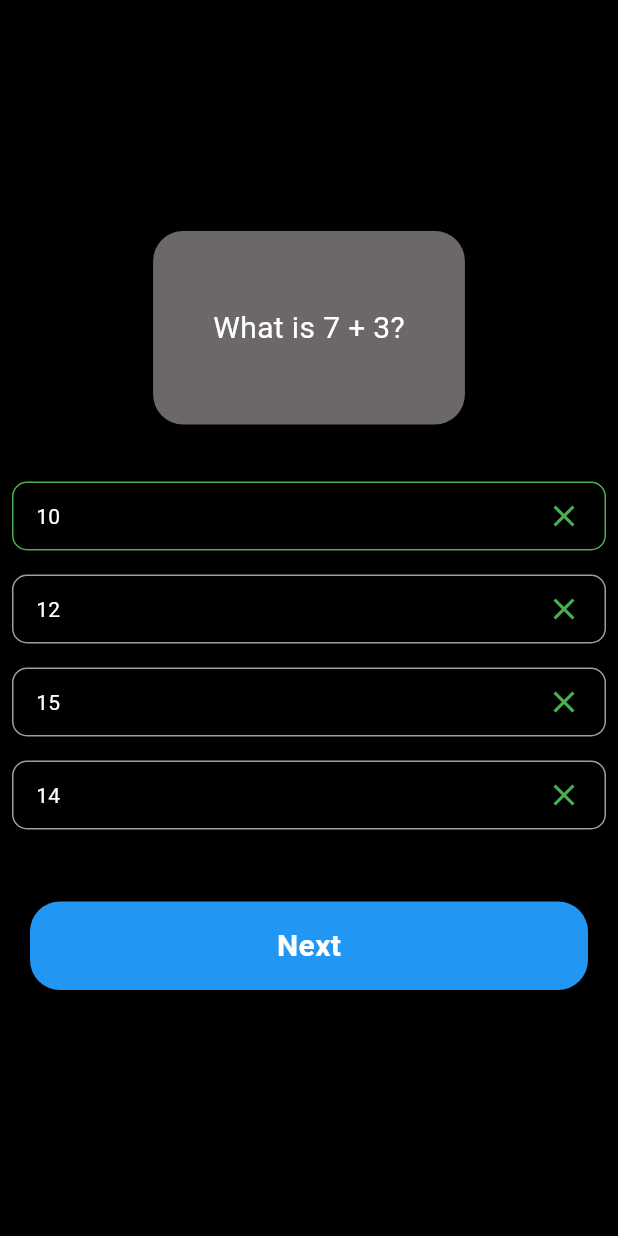
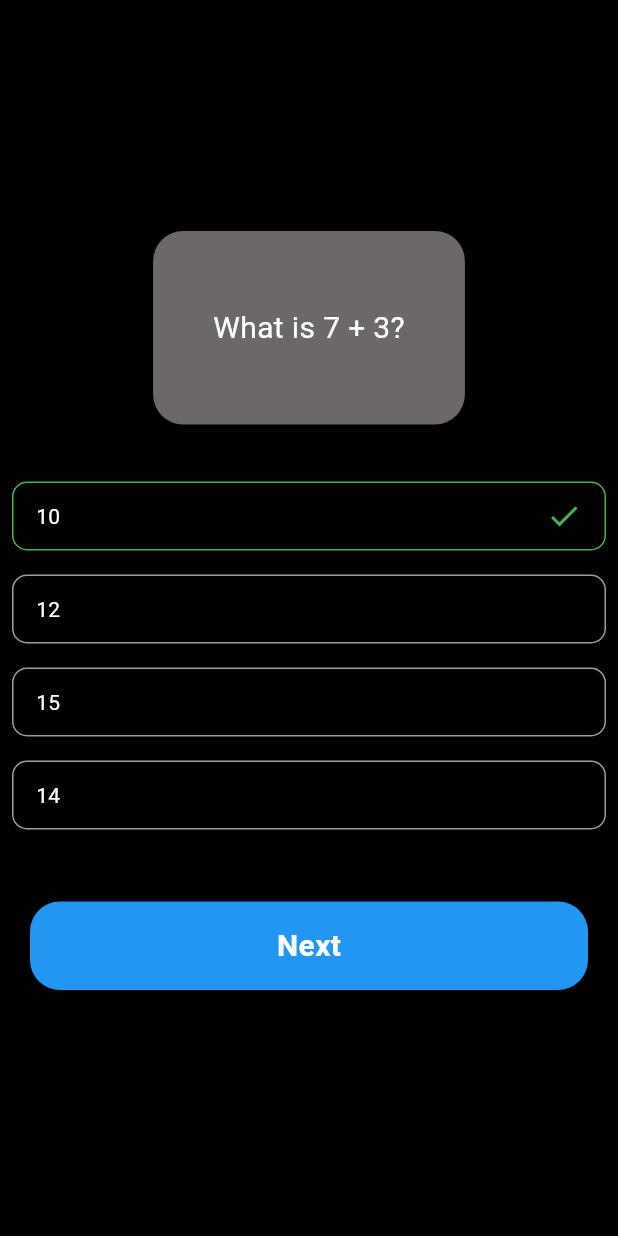
Before and after one commit to Poornima2610/quiz_App, a Flutter app: the screen it shows after launch, after a tap on "Next", after a tap on "10", on a phone screen of 412 x 824 dp. Run offline on Flutter 3.47's test engine with Material 3 defaults, Android fonts, the phone set to English and light mode, and no system bars.

```diff
--- a/lib/view/home_screen/home_screen.dart
+++ b/lib/view/home_screen/home_screen.dart
@@ -1,5 +1,6 @@
 import 'package:flutter/material.dart';
 import 'package:flutter_application_1/controller/home_screen_controller.dart';
+import 'package:flutter_application_1/view/persontage_screen/persontage_screen.dart';
 
 class HomeScreen extends StatefulWidget {
   const HomeScreen({super.key});
@@ -11,6 +12,7 @@ class HomeScreen extends StatefulWidget {
 class _HomeScreenState extends State<HomeScreen> {
   int currentquestionindex = 0;
   int? selectedAnswerIndex;
+  int rightAnsCount=0;
   @override
   Widget build(BuildContext context) {
     return Scaffold(
@@ -43,13 +45,16 @@ class _HomeScreenState extends State<HomeScreen> {
                 4,
                 (index) => InkWell(
                       onTap: () {
-                        if(selectedAnswerIndex==null){
-                          selectedAnswerIndex=index;
-                          print(selectedAnswerIndex);
+                        if (selectedAnswerIndex == null) {
+                          selectedAnswerIndex = index;
+
+                          if(selectedAnswerIndex==HomeScreenController.questionsData[currentquestionindex].correctAnsInd){
+                            rightAnsCount++;
+                          }
+
+                          print(rightAnsCount);
                           setState(() {});
                         }
-
-
                       },
                       child: Padding(
                         padding: const EdgeInsets.all(8.0),
@@ -58,15 +63,22 @@ class _HomeScreenState extends State<HomeScreen> {
                               color: Colors.transparent,
                               borderRadius: BorderRadius.circular(10),
                               border: Border.all(
-                                  color: selectedAnswerIndex == index
-                                      ? selectedAnswerIndex ==
+                                  color: (index ==
                                               HomeScreenController
                                                   .questionsData[
                                                       currentquestionindex]
-                                                  .correctAnsInd
-                                          ? Colors.green
-                                          : Colors.red
-                                      : Colors.grey)),
+                                                  .correctAnsInd &&
+                                          selectedAnswerIndex != null)
+                                      ? Colors.green
+                                      : selectedAnswerIndex == index
+                                          ? selectedAnswerIndex ==
+                                                  HomeScreenController
+                                                      .questionsData[
+                                                          currentquestionindex]
+                                                      .correctAnsInd
+                                              ? Colors.green
+                                              : Colors.red
+                                          : Colors.grey)),
                           child: Padding(
                             padding: const EdgeInsets.symmetric(
                                 horizontal: 15, vertical: 10),
@@ -80,8 +92,8 @@ class _HomeScreenState extends State<HomeScreen> {
                                   style: TextStyle(color: Colors.white),
                                 ),
                                 Icon(
-                                  Icons.close,
-                                  color: Colors.green,
+                                  buildIcons(index),
+                                  color: buildColor(index),
                                 )
                               ],
                             ),
@@ -100,8 +112,18 @@ class _HomeScreenState extends State<HomeScreen> {
                 if (currentquestionindex <
                     HomeScreenController.questionsData.length - 1) {
                   currentquestionindex++;
+                  selectedAnswerIndex = null;
                   setState(() {});
                 }
+                else {
+                    Navigator.pushReplacement(
+                        context,
+                        MaterialPageRoute(
+                          builder: (context) => PersontageScreen(
+                            righAnswerCount: rightAnsCount,
+                          ),
+                        ));
+                  }
               },
               child: Container(
                 width: double.infinity,
@@ -126,4 +148,44 @@ class _HomeScreenState extends State<HomeScreen> {
       ),
     );
   }
+
+  Color buildColor(int index) {
+    if (index ==
+            HomeScreenController
+                .questionsData[currentquestionindex].correctAnsInd &&
+        selectedAnswerIndex != null) {
+      return Colors.green;
+    } else if (selectedAnswerIndex == index) {
+      if (selectedAnswerIndex ==
+          HomeScreenController
+              .questionsData[currentquestionindex].correctAnsInd) {
+        return Colors.green;
+      } else {
+        return Colors.red;
+      }
+    } else {
+      return Colors.grey;
+    }
+  }
+
+
+  IconData?  buildIcons(int index){
+    if (index ==
+            HomeScreenController
+                .questionsData[currentquestionindex].correctAnsInd &&
+        selectedAnswerIndex != null) {
+          return Icons.done;
+        }
+        else if(selectedAnswerIndex == index){
+           if (selectedAnswerIndex !=
+          HomeScreenController
+              .questionsData[currentquestionindex].correctAnsInd){
+                return Icons.close;
+              }
+
+
+        }else{
+          return null;
+        }
+  }
 }
```
